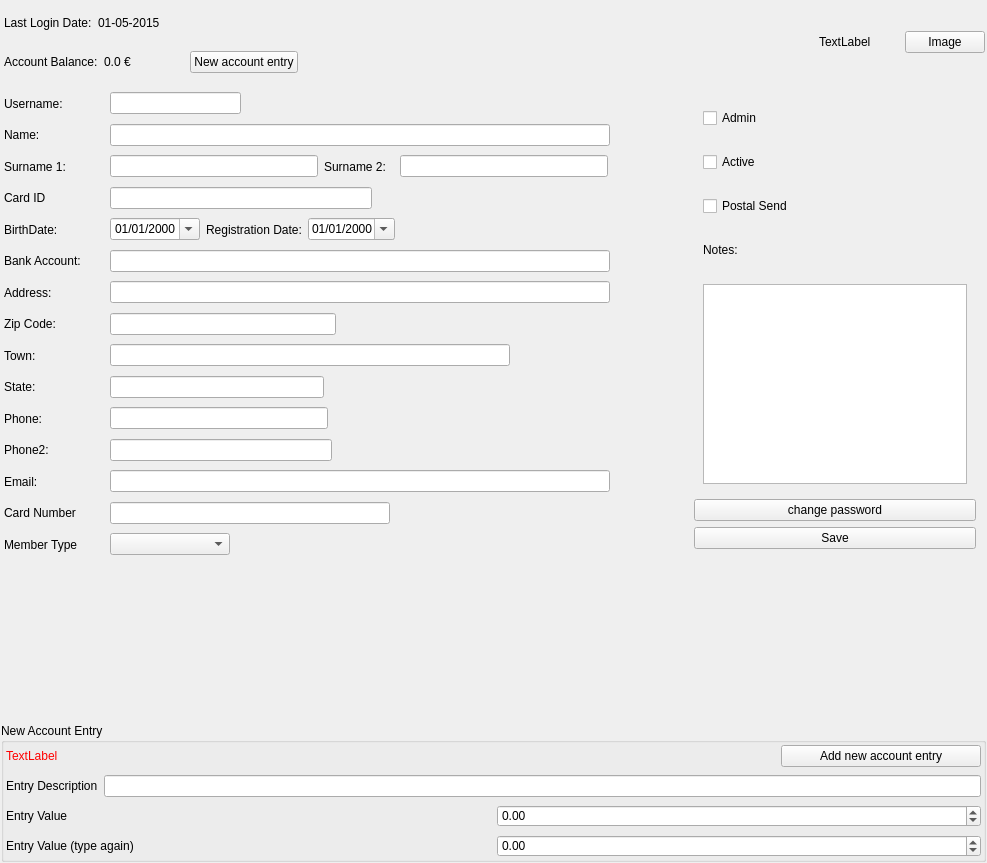
The window that penyamanager/admin/memberview.ui (eguzki/penyamanager) describes before a commit, drawn with Qt 5.
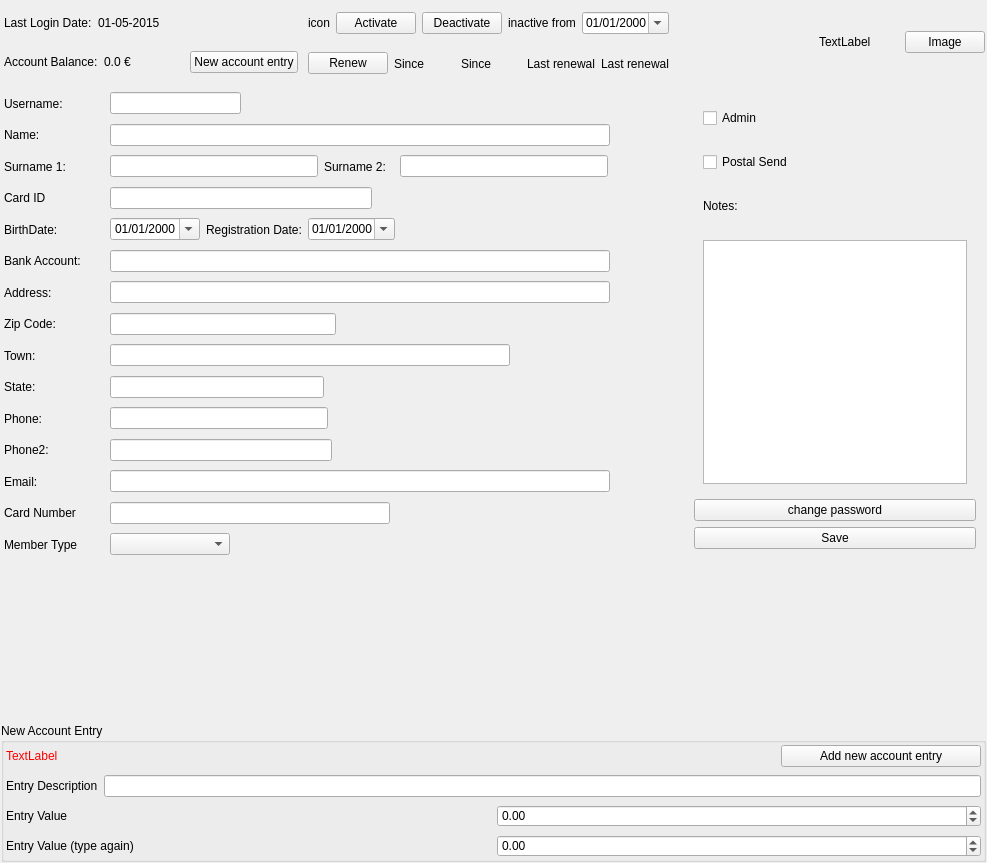
The same window after the commit.

Commit message: inactive member management

```diff
--- a/penyamanager/admin/memberview.ui
+++ b/penyamanager/admin/memberview.ui
@@ -217,6 +217,160 @@
         </layout>
        </widget>
       </item>
+      <item alignment="Qt::AlignVCenter">
+       <widget class="QWidget" name="statusWidget" native="true">
+        <property name="minimumSize">
+         <size>
+          <width>0</width>
+          <height>82</height>
+         </size>
+        </property>
+        <property name="maximumSize">
+         <size>
+          <width>16777215</width>
+          <height>82</height>
+         </size>
+        </property>
+        <layout class="QVBoxLayout" name="verticalLayout_7">
+         <property name="spacing">
+          <number>1</number>
+         </property>
+         <property name="leftMargin">
+          <number>1</number>
+         </property>
+         <property name="topMargin">
+          <number>1</number>
+         </property>
+         <property name="rightMargin">
+          <number>1</number>
+         </property>
+         <property name="bottomMargin">
+          <number>1</number>
+         </property>
+         <item>
+          <widget class="QWidget" name="widget_2" native="true">
+           <property name="minimumSize">
+            <size>
+             <width>0</width>
+             <height>0</height>
+            </size>
+           </property>
+           <layout class="QHBoxLayout" name="horizontalLayout_25">
+            <property name="spacing">
+             <number>6</number>
+            </property>
+            <property name="leftMargin">
+             <number>1</number>
+            </property>
+            <property name="topMargin">
+             <number>1</number>
+            </property>
+            <property name="rightMargin">
+             <number>1</number>
+            </property>
+            <property name="bottomMargin">
+             <number>1</number>
+            </property>
+            <item>
+             <widget class="QLabel" name="memberStatus">
+              <property name="text">
+               <string notr="true">icon</string>
+              </property>
+             </widget>
+            </item>
+            <item>
+             <widget class="QPushButton" name="activatePushButton">
+              <property name="text">
+               <string>Activate</string>
+              </property>
+             </widget>
+            </item>
+            <item>
+             <widget class="QPushButton" name="deactivatePushButton">
+              <property name="text">
+               <string>Deactivate</string>
+              </property>
+             </widget>
+            </item>
+            <item>
+             <widget class="QLabel" name="label_5">
+              <property name="text">
+               <string>inactive from</string>
+              </property>
+             </widget>
+            </item>
+            <item>
+             <widget class="QDateEdit" name="inactivityStartDateEdit">
+              <property name="displayFormat">
+               <string>dd/MM/yyyy</string>
+              </property>
+              <property name="calendarPopup">
+               <bool>true</bool>
+              </property>
+             </widget>
+            </item>
+           </layout>
+          </widget>
+         </item>
+         <item>
+          <widget class="QWidget" name="renewalWidget" native="true">
+           <layout class="QHBoxLayout" name="horizontalLayout_29">
+            <property name="spacing">
+             <number>6</number>
+            </property>
+            <property name="leftMargin">
+             <number>1</number>
+            </property>
+            <property name="topMargin">
+             <number>1</number>
+            </property>
+            <property name="rightMargin">
+             <number>1</number>
+            </property>
+            <property name="bottomMargin">
+             <number>1</number>
+            </property>
+            <item>
+             <widget class="QPushButton" name="renewPushButton">
+              <property name="text">
+               <string>Renew</string>
+              </property>
+             </widget>
+            </item>
+            <item>
+             <widget class="QLabel" name="label_6">
+              <property name="text">
+               <string>Since</string>
+              </property>
+             </widget>
+            </item>
+            <item>
+             <widget class="QLabel" name="inactiveStartDateLabel">
+              <property name="text">
+               <string>Since</string>
+              </property>
+             </widget>
+            </item>
+            <item>
+             <widget class="QLabel" name="label_7">
+              <property name="text">
+               <string>Last renewal</string>
+              </property>
+             </widget>
+            </item>
+            <item>
+             <widget class="QLabel" name="lastRenewalDateLabel">
+              <property name="text">
+               <string>Last renewal</string>
+              </property>
+             </widget>
+            </item>
+           </layout>
+          </widget>
+         </item>
+        </layout>
+       </widget>
+      </item>
       <item>
        <spacer name="horizontalSpacer">
         <property name="orientation">
@@ -1191,32 +1345,6 @@
            </layout>
           </widget>
          </item>
-         <item>
-          <widget class="QWidget" name="activeWidget" native="true">
-           <layout class="QHBoxLayout" name="horizontalLayout_23">
-            <item>
-             <widget class="QCheckBox" name="activeCheckBox">
-              <property name="text">
-               <string>Active</string>
-              </property>
-             </widget>
-            </item>
-            <item>
-             <spacer name="horizontalSpacer_3">
-              <property name="orientation">
-               <enum>Qt::Horizontal</enum>
-              </property>
-              <property name="sizeHint" stdset="0">
-               <size>
-                <width>682</width>
-                <height>20</height>
-               </size>
-              </property>
-             </spacer>
-            </item>
-           </layout>
-          </widget>
-         </item>
          <item>
           <widget class="QWidget" name="postalSendWidget" native="true">
            <layout class="QHBoxLayout" name="horizontalLayout_17">
```
The commit also changes 9 other files.
